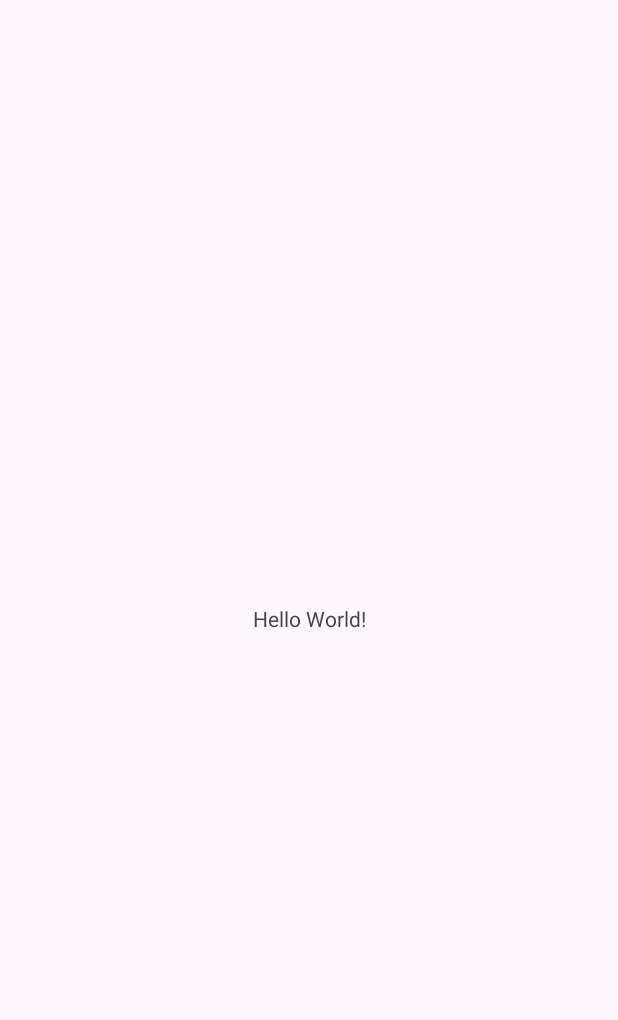
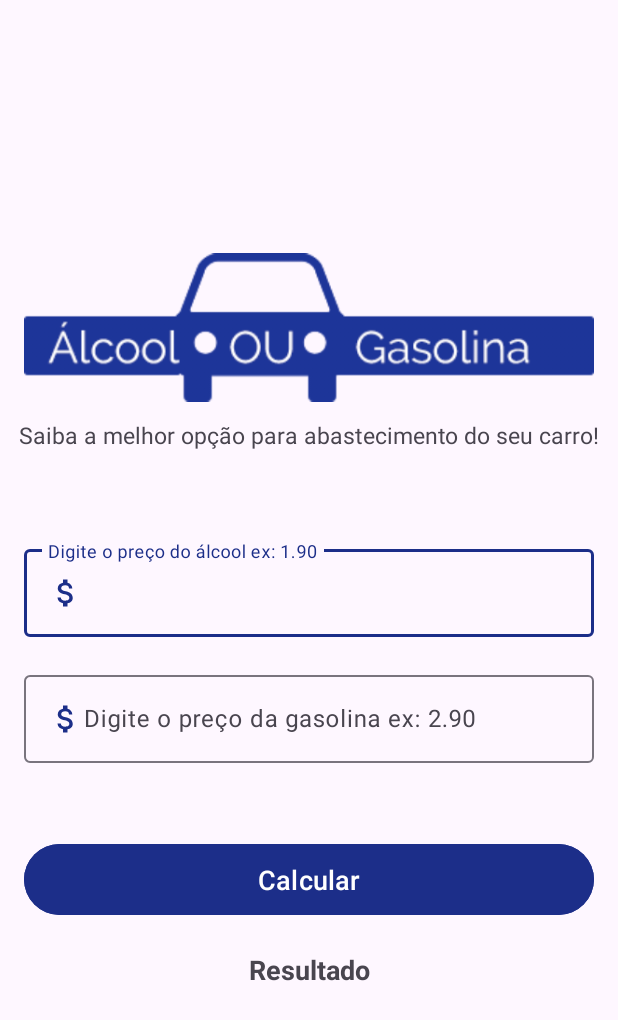
Before and after one commit to kleberlimaGit/AlcoolOuGasolina, an Android app: the screen it shows after launch (MainActivity), on a phone screen of 412 x 824 dp. Before the commit the part shown is almost empty. Shown: the top 1020 px of the screen. Run offline under Robolectric (Android 15) with nearby library versions, the phone set to English and light mode, and no system bars.

Commit message:
app alcool ou gasolina

```diff
--- a/app/build.gradle
+++ b/app/build.gradle
@@ -23,8 +23,8 @@ android {
         }
     }
     compileOptions {
-        sourceCompatibility JavaVersion.VERSION_1_8
-        targetCompatibility JavaVersion.VERSION_1_8
+        sourceCompatibility JavaVersion.VERSION_17
+        targetCompatibility JavaVersion.VERSION_17
     }
 }
 
--- a/app/src/main/AndroidManifest.xml
+++ b/app/src/main/AndroidManifest.xml
@@ -14,6 +14,7 @@
         tools:targetApi="31">
         <activity
             android:name=".MainActivity"
+            android:screenOrientation="portrait"
             android:exported="true">
             <intent-filter>
                 <action android:name="android.intent.action.MAIN" />
--- a/app/src/main/java/br/gov/ba/pm/alcoolougasolina/MainActivity.java
+++ b/app/src/main/java/br/gov/ba/pm/alcoolougasolina/MainActivity.java
@@ -3,12 +3,70 @@ package br.gov.ba.pm.alcoolougasolina;
 import androidx.appcompat.app.AppCompatActivity;
 
 import android.os.Bundle;
+import android.widget.Button;
+import android.widget.TextView;
+
+import com.google.android.material.textfield.TextInputEditText;
+import com.google.android.material.textfield.TextInputLayout;
 
 public class MainActivity extends AppCompatActivity {
+    private TextInputLayout inputAlcool;
+    private TextInputEditText editAlcool;
+    private TextInputLayout inputGasolina;
+    private TextInputEditText editGasolina;
 
+    private Button btnCalcular;
+    private TextView txtResultado;
     @Override
     protected void onCreate(Bundle savedInstanceState) {
         super.onCreate(savedInstanceState);
         setContentView(R.layout.activity_main);
+
+        inicializarComponentesInterface();
+        btnCalcular.setOnClickListener(view -> {
+            calcularMelhorPreco();
+        });
+    }
+
+    private void calcularMelhorPreco() {
+        txtResultado.setText("Resultado");
+        boolean isvalid =  validarCampos(editAlcool.getText().toString(),editGasolina.getText().toString());
+        if(isvalid){
+            Double precoAlcool = Double.valueOf(editAlcool.getText().toString().replace(",","."));
+            Double precoGasolina = Double.valueOf(editGasolina.getText().toString().replace(",","."));
+
+            if(precoAlcool/precoGasolina < 0.7){
+                txtResultado.setText("Álcool");
+            }else {
+                txtResultado.setText("Gasolina");
+            }
+        }
+
+
+    }
+
+    private boolean validarCampos(String pAlcool, String pGasolina) {
+        inputAlcool.setError(null);
+        inputGasolina.setError(null);
+
+        if(pAlcool.isBlank() ) {
+            inputAlcool.setError("Campo requerido.");
+            return false;
+        }else if (pGasolina.isBlank()){
+            inputGasolina.setError("Campo requerido.");
+            return false;
+        }
+        return true;
+    }
+
+    private void inicializarComponentesInterface() {
+        inputAlcool = findViewById(R.id.input_alcool);
+        editAlcool = findViewById(R.id.edit_alcool);
+
+        inputGasolina = findViewById(R.id.input_gasolina);
+        editGasolina = findViewById(R.id.edit_gasolina);
+
+        btnCalcular = findViewById(R.id.btn_calcular);
+        txtResultado = findViewById(R.id.txt_result);
     }
 }
--- /dev/null
+++ b/app/src/main/res/drawable/ic_money_24.xml
@@ -0,0 +1,5 @@
+<vector android:height="24dp" android:tint="#1C2E89"
+    android:viewportHeight="24" android:viewportWidth="24"
+    android:width="24dp" xmlns:android="http://schemas.android.com/apk/res/android">
+    <path android:fillColor="@android:color/white" android:pathData="M11.8,10.9c-2.27,-0.59 -3,-1.2 -3,-2.15 0,-1.09 1.01,-1.85 2.7,-1.85 1.78,0 2.44,0.85 2.5,2.1h2.21c-0.07,-1.72 -1.12,-3.3 -3.21,-3.81V3h-3v2.16c-1.94,0.42 -3.5,1.68 -3.5,3.61 0,2.31 1.91,3.46 4.7,4.13 2.5,0.6 3,1.48 3,2.41 0,0.69 -0.49,1.79 -2.7,1.79 -2.06,0 -2.87,-0.92 -2.98,-2.1h-2.2c0.12,2.19 1.76,3.42 3.68,3.83V21h3v-2.15c1.95,-0.37 3.5,-1.5 3.5,-3.55 0,-2.84 -2.43,-3.81 -4.7,-4.4z"/>
+</vector>
--- a/app/src/main/res/layout/activity_main.xml
+++ b/app/src/main/res/layout/activity_main.xml
@@ -3,16 +3,102 @@
     xmlns:app="http://schemas.android.com/apk/res-auto"
     xmlns:tools="http://schemas.android.com/tools"
     android:layout_width="match_parent"
-    android:layout_height="match_parent"
+    android:layout_height="wrap_content"
+    android:layout_gravity="center"
     tools:context=".MainActivity">
 
+    <ImageView
+        android:id="@+id/imageView"
+        android:layout_width="0dp"
+        android:layout_height="wrap_content"
+        android:layout_marginStart="16dp"
+        android:layout_marginEnd="16dp"
+        app:layout_constraintEnd_toEndOf="parent"
+        app:layout_constraintHorizontal_bias="0.497"
+        app:layout_constraintStart_toStartOf="parent"
+        app:layout_constraintTop_toTopOf="parent"
+        app:srcCompat="@drawable/logo" />
+
     <TextView
+        android:id="@+id/textView"
         android:layout_width="wrap_content"
         android:layout_height="wrap_content"
-        android:text="Hello World!"
-        app:layout_constraintBottom_toBottomOf="parent"
+        android:layout_marginTop="8dp"
+        android:text="Saiba a melhor opção para abastecimento do seu carro!"
+        android:textSize="15sp"
         app:layout_constraintEnd_toEndOf="parent"
+        app:layout_constraintHorizontal_bias="0.5"
         app:layout_constraintStart_toStartOf="parent"
-        app:layout_constraintTop_toTopOf="parent" />
+        app:layout_constraintTop_toBottomOf="@+id/imageView" />
+
+    <com.google.android.material.textfield.TextInputLayout
+        android:id="@+id/input_alcool"
+        android:layout_width="0dp"
+        android:layout_height="wrap_content"
+        android:layout_marginStart="16dp"
+        android:layout_marginTop="60dp"
+        android:layout_marginEnd="16dp"
+        app:layout_constraintEnd_toEndOf="parent"
+        app:layout_constraintHorizontal_bias="0.5"
+        app:layout_constraintStart_toStartOf="parent"
+        app:layout_constraintTop_toBottomOf="@+id/textView">
+
+        <com.google.android.material.textfield.TextInputEditText
+            android:id="@+id/edit_alcool"
+            android:layout_width="match_parent"
+            android:layout_height="wrap_content"
+            android:drawableStart="@drawable/ic_money_24"
+            android:hint="Digite o preço do álcool ex: 1.90"
+            android:inputType="number|numberDecimal" />
+    </com.google.android.material.textfield.TextInputLayout>
+
+    <com.google.android.material.textfield.TextInputLayout
+        android:id="@+id/input_gasolina"
+        android:layout_width="0dp"
+        android:layout_height="wrap_content"
+        android:layout_marginStart="16dp"
+        android:layout_marginTop="20dp"
+        android:layout_marginEnd="16dp"
+        app:layout_constraintEnd_toEndOf="parent"
+        app:layout_constraintHorizontal_bias="0.5"
+        app:layout_constraintStart_toStartOf="parent"
+        app:layout_constraintTop_toBottomOf="@+id/input_alcool">
+
+        <com.google.android.material.textfield.TextInputEditText
+            android:id="@+id/edit_gasolina"
+            android:layout_width="match_parent"
+            android:layout_height="wrap_content"
+            android:drawableStart="@drawable/ic_money_24"
+            android:hint="Digite o preço da gasolina ex: 2.90"
+            android:inputType="number|numberDecimal" />
+    </com.google.android.material.textfield.TextInputLayout>
+
+    <Button
+        android:id="@+id/btn_calcular"
+        android:layout_width="0dp"
+        android:layout_height="55dp"
+        android:layout_marginStart="16dp"
+        android:layout_marginTop="50dp"
+        android:layout_marginEnd="16dp"
+        android:backgroundTint="@color/blue"
+        android:text="Calcular"
+        android:textSize="18sp"
+        app:layout_constraintEnd_toEndOf="parent"
+        app:layout_constraintHorizontal_bias="0.5"
+        app:layout_constraintStart_toStartOf="parent"
+        app:layout_constraintTop_toBottomOf="@+id/input_gasolina" />
+
+    <TextView
+        android:id="@+id/txt_result"
+        android:layout_width="wrap_content"
+        android:layout_height="wrap_content"
+        android:layout_marginTop="20dp"
+        android:text="Resultado"
+        android:textSize="18sp"
+        android:textStyle="bold"
+        app:layout_constraintEnd_toEndOf="parent"
+        app:layout_constraintHorizontal_bias="0.5"
+        app:layout_constraintStart_toStartOf="parent"
+        app:layout_constraintTop_toBottomOf="@+id/btn_calcular" />
 
 </androidx.constraintlayout.widget.ConstraintLayout>
--- a/app/src/main/res/values/colors.xml
+++ b/app/src/main/res/values/colors.xml
@@ -2,4 +2,5 @@
 <resources>
     <color name="black">#FF000000</color>
     <color name="white">#FFFFFFFF</color>
+    <color name="blue">#1c2e89</color>
 </resources>
--- a/app/src/main/res/values/themes.xml
+++ b/app/src/main/res/values/themes.xml
@@ -2,7 +2,8 @@
     <!-- Base application theme. -->
     <style name="Base.Theme.AlcoolOuGasolina" parent="Theme.Material3.DayNight.NoActionBar">
         <!-- Customize your light theme here. -->
-        <!-- <item name="colorPrimary">@color/my_light_primary</item> -->
+        <item name="colorPrimary">@color/blue</item>
+        <item name="android:statusBarColor" tools:targetApi="l">?attr/colorPrimary</item>
     </style>
 
     <style name="Theme.AlcoolOuGasolina" parent="Base.Theme.AlcoolOuGasolina" />
```
